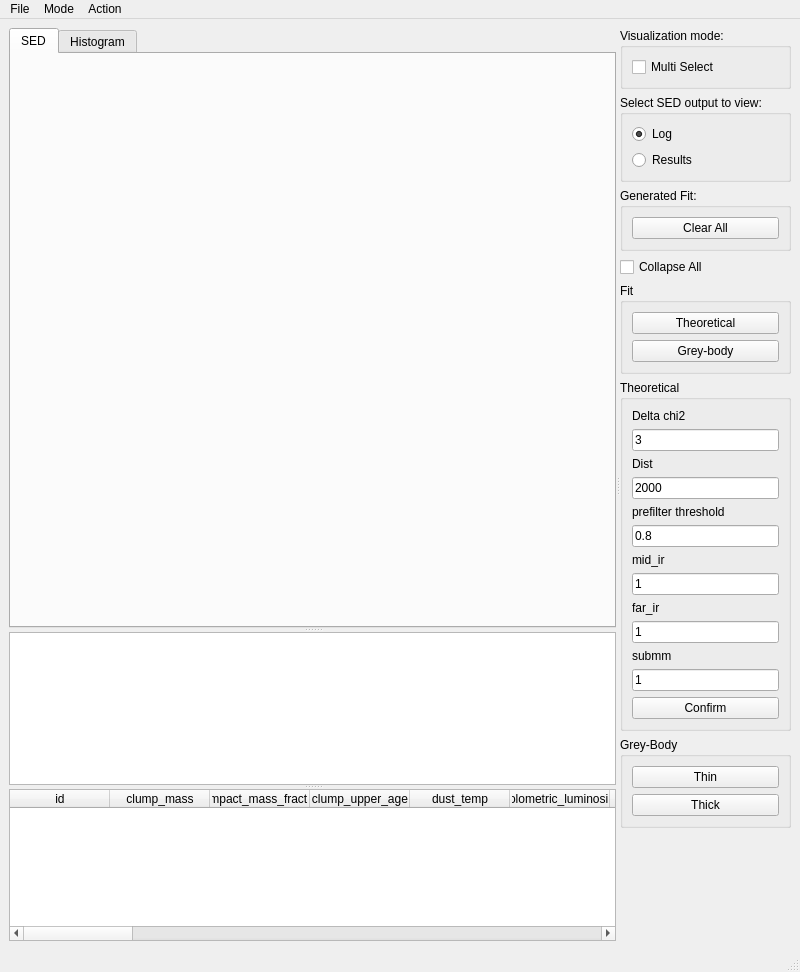
Above: Code/ui/sedvisualizerplot.ui from VisIVOLab/ViaLacteaVisualAnalytics before the change. Below: the same form after it.
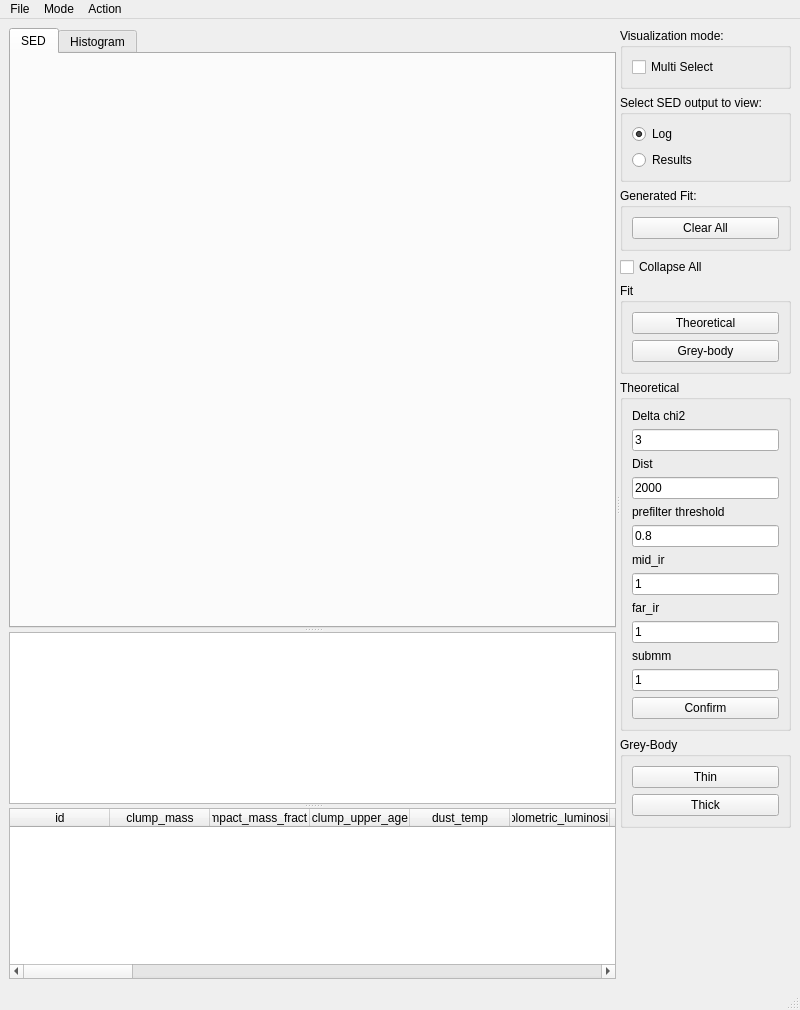
That is the form after the change. Custom widgets are drawn as their Qt base class.

Commit message: Removed Local Theoretical and Remote Grey-Body code

Patch:
```diff
--- a/Code/ui/sedvisualizerplot.ui
+++ b/Code/ui/sedvisualizerplot.ui
@@ -7,7 +7,7 @@
     <x>0</x>
     <y>0</y>
     <width>800</width>
-    <height>972</height>
+    <height>1010</height>
    </rect>
   </property>
   <property name="sizePolicy">
```
Left out of the diff: 78 changed lines with no effect on the pictures. The commit also changes 2 other files.
